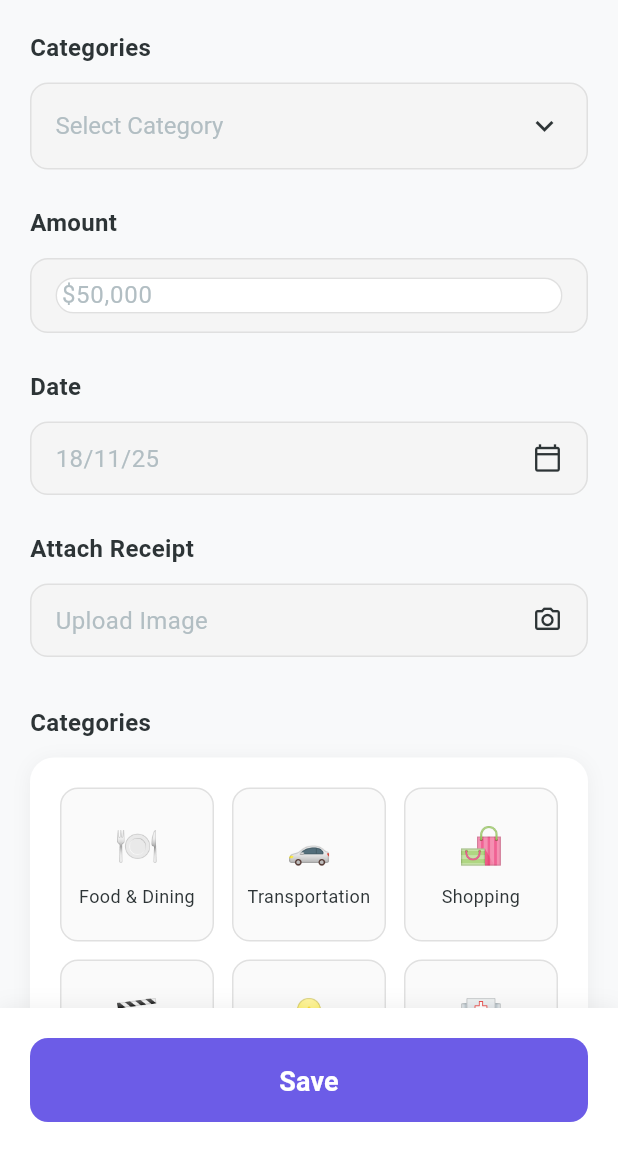
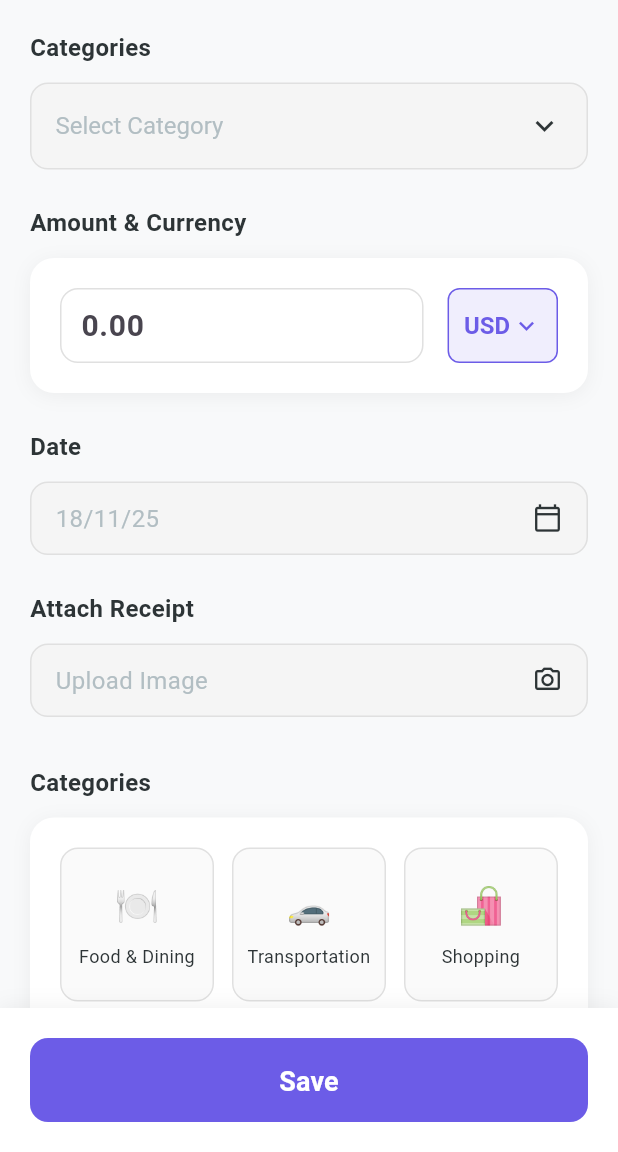
Before and after one commit to khaledebied/inovola-task, a Flutter app: the AddExpenseScreen screen opened directly, on a phone screen of 412 x 824 dp, the part 84-1236 px from its top. Run offline on Flutter 3.47's test engine with Material 3 defaults, Android fonts, the phone set to English and light mode, and no system bars; our stand-ins replace adaptive_theme, auto_route, bloc, cached_network_image, dartz, device_info_plus and 30 more; missing offline and left inert: flutter_rounded_date_picker, simple_connection_checker, tf_dio_cache; accounts and stored records are empty; network calls fail.

Commit message:
Enhance AddExpenseScreen by integrating a currency dropdown alongside the amount input field, allowing users to select currencies and view converted amounts. Update layout for improved styling and user experience.

```diff
--- a/lib/features/expense_tracker/presentaion/pages/add_expense/add_expense.dart
+++ b/lib/features/expense_tracker/presentaion/pages/add_expense/add_expense.dart
@@ -2,6 +2,7 @@ import 'dart:io';
 import 'package:expense_tracker/core/bloc/generic_cubit/generic_cubit.dart';
 import 'package:expense_tracker/features/expense_tracker/presentaion/manager/add_expense_cubit/add_expense_cubit.dart';
 import 'package:expense_tracker/features/expense_tracker/presentaion/pages/expense_tracker_screen/widgets/category_selection_grid.dart';
+import 'package:expense_tracker/features/expense_tracker/presentaion/pages/expense_tracker_screen/widgets/currency_dropdown.dart';
 import 'package:flutter/material.dart';
 import 'package:flutter_bloc/flutter_bloc.dart';
 import 'package:image_picker/image_picker.dart';
@@ -91,9 +92,9 @@ class _AddExpenseScreenState extends State<AddExpenseScreen> {
                           const SizedBox(height: _sectionSpacing),
 
                           // Amount Field
-                          _buildSectionTitle('Amount'),
+                          _buildSectionTitle('Amount & Currency'),
                           const SizedBox(height: _itemSpacing),
-                          _buildAmountField(state.data),
+                          _buildAmountSection(state.data),
                           const SizedBox(height: _sectionSpacing),
 
                           // Date Picker
@@ -183,43 +184,75 @@ class _AddExpenseScreenState extends State<AddExpenseScreen> {
     );
   }
 
-  /// Builds the amount input field with validation
-  Widget _buildAmountField(AddExpenseData data) {
+  /// Builds the amount input field with currency selector and conversion
+  Widget _buildAmountSection(AddExpenseData data) {
     return Container(
-      padding: const EdgeInsets.symmetric(horizontal: 16, vertical: 12),
+      padding: const EdgeInsets.all(20),
       decoration: BoxDecoration(
-        color: _inputBackgroundColor,
-        borderRadius: BorderRadius.circular(_borderRadius),
-        border: Border.all(color: Colors.grey.shade300, width: 1),
+        color: Colors.white,
+        borderRadius: BorderRadius.circular(16),
+        boxShadow: [
+          BoxShadow(
+            color: Colors.black.withOpacity(0.05),
+            blurRadius: 10,
+            offset: const Offset(0, 2),
           ),
+        ],
+      ),
+      child: Column(
+        children: [
+          Row(
+            children: [
+              Expanded(
+                flex: 2,
                 child: TextFormField(
                   controller: _amountController,
                   keyboardType: const TextInputType.numberWithOptions(decimal: true),
                   style: const TextStyle(
-          fontSize: 16,
-          color: _textColor,
+                    fontSize: 20,
+                    fontWeight: FontWeight.bold,
+                    color: Color(0xFF2D3436),
                   ),
                   decoration: const InputDecoration(
-          hintText: '\$50,000',
-          hintStyle: TextStyle(color: _hintColor),
+                    hintText: '0.00',
                     border: InputBorder.none,
-          contentPadding: EdgeInsets.zero,
-          isDense: true,
+                    contentPadding: EdgeInsets.symmetric(horizontal: 10, vertical: 10),
                   ),
                   validator: (value) {
                     if (value == null || value.isEmpty) {
                       return 'Please enter an amount';
                     }
-          if (double.tryParse(value.replaceAll(',', '').replaceAll('\$', '')) == null) {
+                    if (double.tryParse(value) == null) {
                       return 'Please enter a valid number';
                     }
                     return null;
                   },
                   onChanged: (value) {
-          final cleanValue = value.replaceAll(',', '').replaceAll('\$', '');
-          final amount = double.tryParse(cleanValue) ?? 0.0;
+                    final amount = double.tryParse(value) ?? 0.0;
                     _cubit.updateAmount(amount);
                   },
+                ),
+              ),
+              const SizedBox(width: 16),
+              CurrencyDropdown(
+                currencies: data.availableCurrencies,
+                selectedCurrency: data.currency,
+                onCurrencyChanged: _cubit.updateCurrency,
+              ),
+            ],
+          ),
+          if (data.convertedAmount != null && data.currency != 'USD')
+            Padding(
+              padding: const EdgeInsets.only(top: 12),
+              child: Text(
+                '≈ \$${data.convertedAmount!.toStringAsFixed(2)} USD',
+                style: TextStyle(
+                  fontSize: 16,
+                  color: Colors.grey[600],
+                ),
+              ),
+            ),
+        ],
       ),
     );
   }
```
Lines whose indentation alone changed are shown as unchanged.
